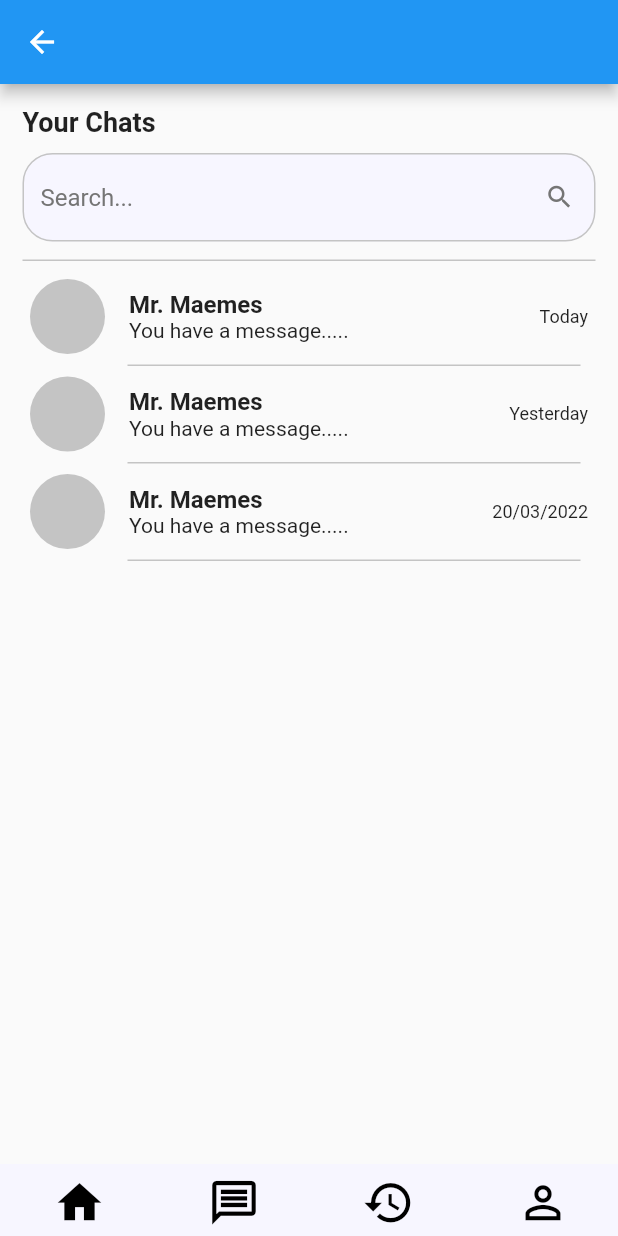
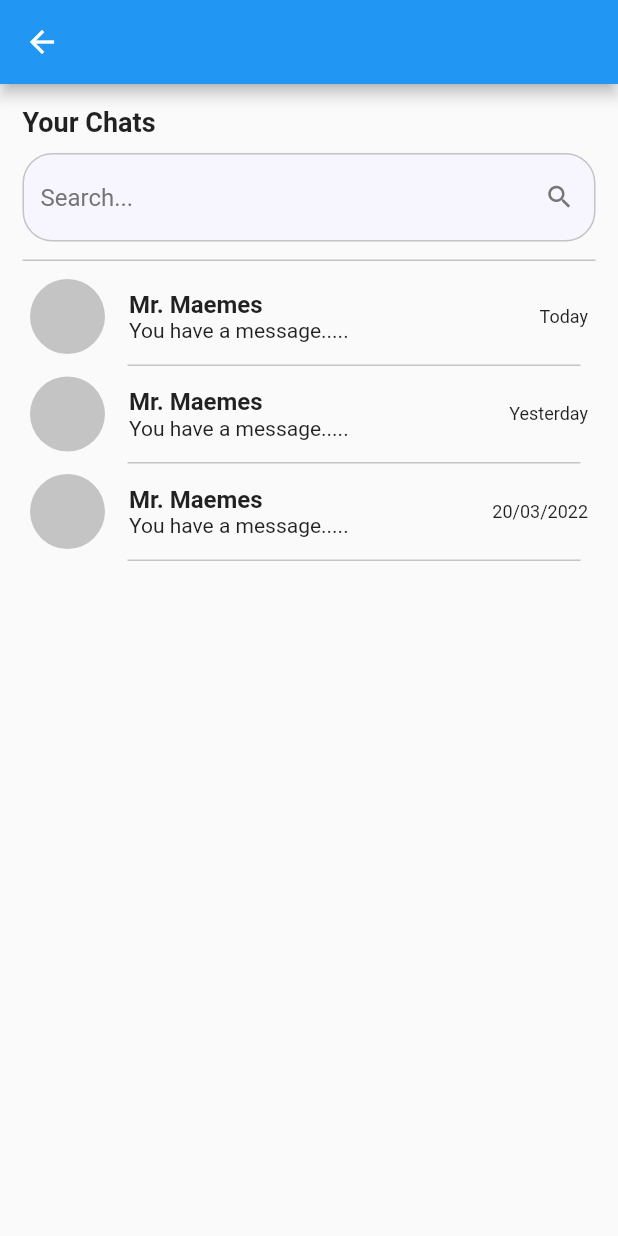
Before and after one commit to Bryantoropn/PROJECT-PBM, a Flutter app: the MyChat screen opened directly, on a phone screen of 412 x 824 dp. Run offline on Flutter 3.47's test engine with Material 2 defaults, Android fonts, the phone set to English and light mode, and no system bars.

Commit message:
benerin navbar

```diff
--- a/lib/bottomNav.dart
+++ /dev/null
@@ -1,107 +0,0 @@
-import 'package:flutter/material.dart';
-import 'package:per4/history.dart';
-import 'package:per4/home.dart';
-import 'package:per4/main.dart';
-import 'package:per4/chat.dart';
-import 'package:per4/profil.dart';
-
-class MyBottomNav extends StatelessWidget {
-  const MyBottomNav({Key? key}) : super(key: key);
-  @override
-  Widget build(BuildContext context) {
-    return Scaffold();
-  }
-}
-
-int pageIndex = 0;
-
-final pages = [
-  const Home(),
-  const Chat(),
-  const History(),
-  const Profile(),
-];
-
-@override
-Widget buildMyNavBar(BuildContext context) {
-  return Container(
-    decoration: BoxDecoration(color: Color.fromARGB(255, 247, 246, 255)),
-    child: Row(
-      mainAxisAlignment: MainAxisAlignment.spaceAround,
-      children: [
-        IconButton(
-          enableFeedback: false,
-          onPressed: () {
-            Navigator.push(context,
-                MaterialPageRoute(builder: (context) => const MyHomePage()));
-          },
-          icon: pageIndex == 0
-              ? const Icon(
-                  Icons.home,
-                  color: Colors.black,
-                  size: 35,
-                )
-              : const Icon(
-                  Icons.home_outlined,
-                  color: Colors.black,
-                  size: 35,
-                ),
-        ),
-        IconButton(
-          enableFeedback: false,
-          onPressed: () {
-            Navigator.push(context,
-                MaterialPageRoute(builder: (context) => const MyChat()));
-          },
-          icon: pageIndex == 1
-              ? const Icon(
-                  Icons.message,
-                  color: Colors.black,
-                  size: 35,
-                )
-              : const Icon(
-                  Icons.message_outlined,
-                  color: Colors.black,
-                  size: 35,
-                ),
-        ),
-        IconButton(
-          enableFeedback: false,
-          onPressed: () {
-            Navigator.push(context,
-                MaterialPageRoute(builder: (context) => const MyHistory()));
-          },
-          icon: pageIndex == 2
-              ? const Icon(
-                  Icons.history_toggle_off,
-                  color: Colors.black,
-                  size: 35,
-                )
-              : const Icon(
-                  Icons.history_outlined,
-                  color: Colors.black,
-                  size: 35,
-                ),
-        ),
-        IconButton(
-          enableFeedback: false,
-          onPressed: () {
-            Navigator.push(context,
-                MaterialPageRoute(builder: (context) => const MyProfile()));
-          },
-          icon: pageIndex == 3
-              ? const Icon(
-                  Icons.person,
-                  color: Colors.black,
-                  size: 35,
-                )
-              : const Icon(
-                  Icons.person_outline,
-                  color: Colors.black,
-                  size: 35,
-                ),
-        ),
-      ],
-    ),
-  );
-}
--- a/lib/chat.dart
+++ b/lib/chat.dart
@@ -1,7 +1,6 @@
 import 'package:flutter/material.dart';
 import 'package:per4/main.dart';
 import 'package:per4/home.dart';
-import 'package:per4/bottomNav.dart';
 
 class MyChat extends StatelessWidget {
   const MyChat({Key? key}) : super(key: key);
@@ -10,7 +9,6 @@ class MyChat extends StatelessWidget {
     return Scaffold(
       appBar: AppBar(),
       body: Chat(),
-      bottomNavigationBar: buildMyNavBar(context),
     );
   }
 }
--- a/lib/history.dart
+++ b/lib/history.dart
@@ -1,7 +1,6 @@
 import 'package:flutter/material.dart';
 import 'package:per4/main.dart';
 import 'package:per4/home.dart';
-import 'package:per4/bottomNav.dart';
 
 class MyHistory extends StatelessWidget {
   const MyHistory({Key? key}) : super(key: key);
@@ -10,7 +9,6 @@ class MyHistory extends StatelessWidget {
     return Scaffold(
       appBar: AppBar(),
       body: History(),
-      bottomNavigationBar: buildMyNavBar(context),
     );
   }
 }
--- a/lib/home.dart
+++ b/lib/home.dart
@@ -3,7 +3,6 @@ import 'package:per4/history.dart';
 import 'package:per4/main.dart';
 import 'package:per4/chat.dart';
 import 'package:per4/profil.dart';
-import 'package:per4/bottomNav.dart';
 
 class MyHomePage extends StatelessWidget {
   const MyHomePage({Key? key}) : super(key: key);
@@ -13,7 +12,6 @@ class MyHomePage extends StatelessWidget {
       backgroundColor: const Color.fromARGB(255, 247, 246, 255),
       appBar: AppBar(),
       body: const Home(),
-      bottomNavigationBar: buildMyNavBar(context),
     );
   }
 }
--- a/lib/main.dart
+++ b/lib/main.dart
@@ -1,7 +1,7 @@
 import 'package:flutter/material.dart';
 import 'package:per4/registrasi.dart';
-import 'package:per4/home.dart';
-import 'package:per4/chat.dart';
+
+import 'BottomNavigationBar1.dart';
 
 void main() {
   runApp(MyApp());
@@ -84,7 +84,7 @@ class myLogin extends StatelessWidget {
                     Navigator.push(
                         context,
                         MaterialPageRoute(
-                            builder: (context) => const MyHomePage()));
+                            builder: (context) => const BottomWidget()));
                   },
                 ),
               ),
--- a/lib/profil.dart
+++ b/lib/profil.dart
@@ -1,7 +1,6 @@
 import 'package:flutter/material.dart';
 import 'package:per4/main.dart';
 import 'package:per4/home.dart';
-import 'package:per4/bottomNav.dart';
 
 class MyProfile extends StatelessWidget {
   const MyProfile({Key? key}) : super(key: key);
@@ -10,7 +9,6 @@ class MyProfile extends StatelessWidget {
     return Scaffold(
       appBar: AppBar(),
       body: Profile(),
-      bottomNavigationBar: buildMyNavBar(context),
     );
   }
 }
```
Also changed, not shown: lib/BottomNavigationBar1.dart (added, +70 -0 lines).
